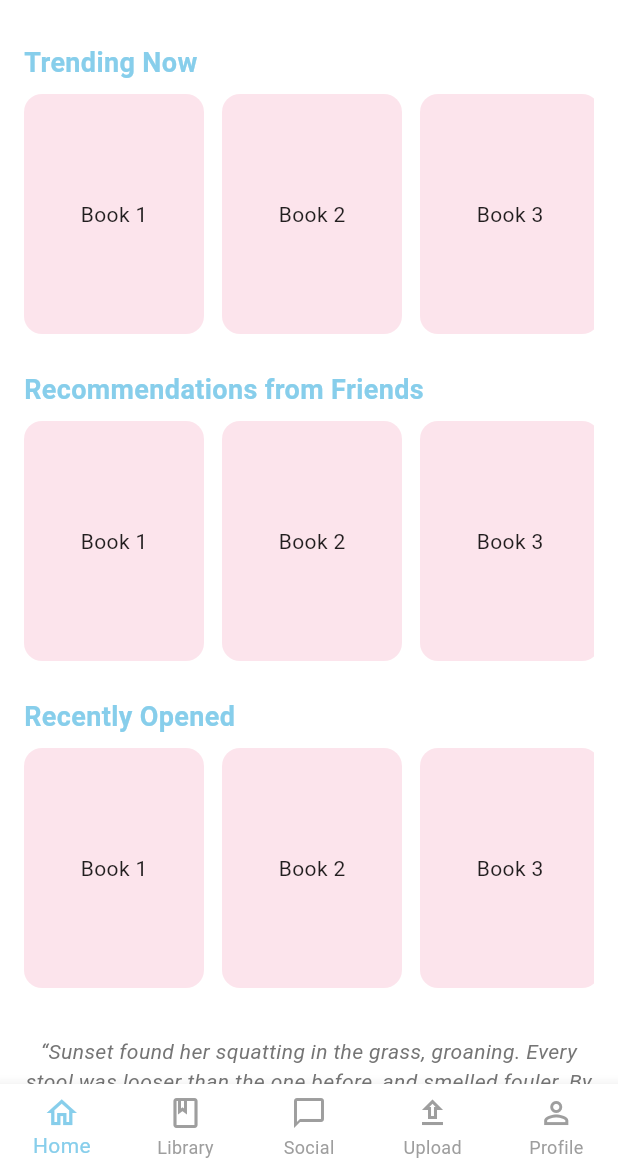
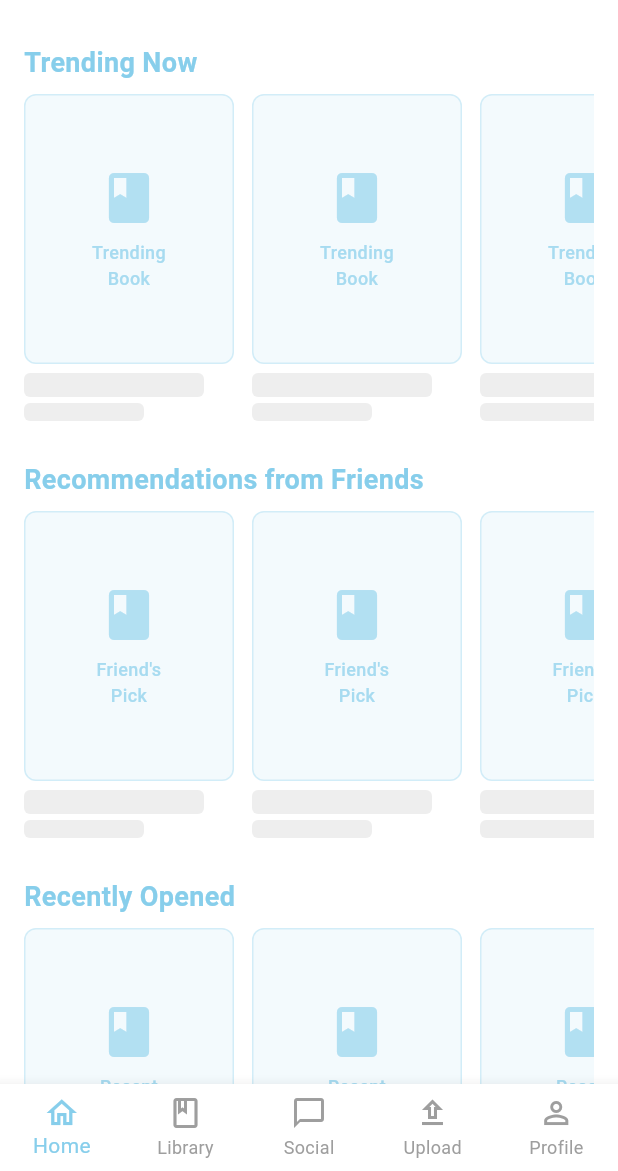
Before and after one commit to deesnutz00/honari, a Flutter app: the DashboardScreen screen opened directly, on a phone screen of 412 x 824 dp, the part 65-1236 px from its top. Run offline on Flutter 3.47's test engine with Material 3 defaults, Android fonts, the light colour scheme and no system bars; our stand-ins replace shared_preferences, supabase_flutter; accounts and stored records are empty; network calls fail.

Commit message:
feat: enhance book details screen and dashboard

```diff
--- a/lib/screens/dashboard_screen.dart
+++ b/lib/screens/dashboard_screen.dart
@@ -3,6 +3,8 @@ import 'profile_screen.dart';
 import 'upload_screen.dart';
 import 'library_screen.dart';
 import 'social_screen.dart';
+import 'book_details.dart';
+import 'package:honari/widgets/book_card.dart';
 
 class DashboardScreen extends StatefulWidget {
   const DashboardScreen({super.key});
@@ -19,7 +21,6 @@ class _DashboardScreenState extends State<DashboardScreen> {
 
   final List<Widget> _screens = [];
 
-  @override
   @override
   void initState() {
     super.initState();
@@ -45,28 +46,18 @@ class _DashboardScreenState extends State<DashboardScreen> {
         crossAxisAlignment: CrossAxisAlignment.start,
         children: [
           _buildSection("Trending Now"),
-          _buildHorizontalList(),
+          _buildPlaceholderList("trending"),
 
           const SizedBox(height: 16),
           _buildSection("Recommendations from Friends"),
-          _buildHorizontalList(),
+          _buildPlaceholderList("recommendations"),
 
           const SizedBox(height: 16),
           _buildSection("Recently Opened"),
-          _buildHorizontalList(),
+          _buildPlaceholderList("recent"),
 
           const SizedBox(height: 32),
-          Center(
-            child: Text(
-              '“Sunset found her squatting in the grass, groaning. Every stool was looser than the one before, and smelled fouler. By the time the moon came up, she was shitting brown water. The more she drank the more she shat, but the more she shat, the thirstier she grew.” \n— George R.R. Martin',
-              textAlign: TextAlign.center,
-              style: TextStyle(
-                color: Colors.grey[600],
-                fontStyle: FontStyle.italic,
-                fontSize: 14,
-              ),
-            ),
-          ),
+          _buildDailyQuote(),
           const SizedBox(height: 24),
         ],
       ),
@@ -87,38 +78,173 @@ class _DashboardScreenState extends State<DashboardScreen> {
     );
   }
 
-  Widget _buildHorizontalList() {
+  Widget _buildPlaceholderList(String type) {
     return SizedBox(
-      height: 160,
-      child: ListView.builder(
+      height: 220,
+      child: ListView(
         scrollDirection: Axis.horizontal,
-        itemCount: 6,
-        itemBuilder: (context, index) {
-          return Container(
-            width: 120,
-            margin: const EdgeInsets.only(right: 12),
-            decoration: BoxDecoration(
-              color: sakuraPink,
-              borderRadius: BorderRadius.circular(12),
-              boxShadow: [
-                BoxShadow(
-                  color: Colors.white,
-                  blurRadius: 8,
-                  offset: const Offset(2, 4),
+        children: List.generate(
+          3,
+          (index) => _buildPlaceholderBookCard(type, index),
         ),
-              ],
       ),
-            child: Center(
-              child: Text(
-                "Book ${index + 1}",
-                style: const TextStyle(color: Colors.black87),
+    );
+  }
+
+  Widget _buildPlaceholderBookCard(String type, int index) {
+    return GestureDetector(
+      onTap: () {
+        // TODO: Replace with actual book data from database when ready
+        // For now, navigate to book details with placeholder data
+        Navigator.push(
+          context,
+          MaterialPageRoute(
+            builder: (_) => BookDetailPage(
+              title: type == "trending"
+                  ? "Trending Book"
+                  : type == "recommendations"
+                  ? "Friend's Pick"
+                  : "Recent Book",
+              author: "Author Name",
+              genre: "Genre",
+              pages: 300,
+              year: 2024,
+              rating: 4.5,
+              reviews: 100,
+              coverUrl:
+                  "", // Empty string will show placeholder in BookDetailPage
             ),
           ),
         );
       },
+      child: Container(
+        width: 140,
+        margin: const EdgeInsets.only(right: 12),
+        child: Column(
+          crossAxisAlignment: CrossAxisAlignment.start,
+          mainAxisSize: MainAxisSize.min,
+          children: [
+            Container(
+              height: 180,
+              width: 140,
+              decoration: BoxDecoration(
+                color: skyBlue.withOpacity(0.1),
+                borderRadius: BorderRadius.circular(8),
+                border: Border.all(color: skyBlue.withOpacity(0.3), width: 1),
+              ),
+              child: Column(
+                mainAxisAlignment: MainAxisAlignment.center,
+                children: [
+                  Icon(Icons.book, size: 40, color: skyBlue.withOpacity(0.6)),
+                  const SizedBox(height: 8),
+                  Text(
+                    type == "trending"
+                        ? "Trending\nBook"
+                        : type == "recommendations"
+                        ? "Friend's\nPick"
+                        : "Recent\nBook",
+                    textAlign: TextAlign.center,
+                    style: TextStyle(
+                      fontSize: 12,
+                      color: skyBlue.withOpacity(0.7),
+                      fontWeight: FontWeight.w500,
+                    ),
+                  ),
+                ],
+              ),
+            ),
+            const SizedBox(height: 6),
+            Container(
+              height: 16,
+              width: 120,
+              decoration: BoxDecoration(
+                color: Colors.grey[200],
+                borderRadius: BorderRadius.circular(4),
+              ),
+            ),
+            const SizedBox(height: 4),
+            Container(
+              height: 12,
+              width: 80,
+              decoration: BoxDecoration(
+                color: Colors.grey[200],
+                borderRadius: BorderRadius.circular(4),
+              ),
+            ),
+          ],
+        ),
       ),
     );
   }
+
+  Widget _buildDailyQuote() {
+    return Container(
+      padding: const EdgeInsets.all(20),
+      decoration: BoxDecoration(
+        color: sakuraPink.withOpacity(0.2),
+        borderRadius: BorderRadius.circular(16),
+        border: Border.all(color: sakuraPink.withOpacity(0.3), width: 1),
+      ),
+      child: Column(
+        children: [
+          Row(
+            mainAxisAlignment: MainAxisAlignment.center,
+            children: [
+              Icon(
+                Icons.format_quote,
+                color: sakuraPink.withOpacity(0.7),
+                size: 24,
+              ),
+              const SizedBox(width: 8),
+              Text(
+                "Daily Quote",
+                style: TextStyle(
+                  color: sakuraPink.withOpacity(0.8),
+                  fontWeight: FontWeight.w600,
+                  fontSize: 16,
+                ),
+              ),
+            ],
+          ),
+          const SizedBox(height: 12),
+          Text(
+            "Replace this with dynamic quotes from your database when ready.",
+            textAlign: TextAlign.center,
+            style: TextStyle(
+              color: Colors.grey[600],
+              fontStyle: FontStyle.italic,
+              fontSize: 14,
+              height: 1.4,
+            ),
+          ),
+          const SizedBox(height: 8),
+          Text(
+            "— Honari",
+            textAlign: TextAlign.center,
+            style: TextStyle(
+              color: sakuraPink.withOpacity(0.7),
+              fontWeight: FontWeight.w500,
+              fontSize: 12,
+            ),
+          ),
+        ],
+      ),
+    );
+  }
+
+  // TODO: Replace this method when you add database functionality
+  // Widget _buildHorizontalList() {
+  //   return SizedBox(
+  //     height: 220,
+  //     child: ListView(
+  //       scrollDirection: Axis.horizontal,
+  //       children: [
+  //         // Replace with dynamic data from your database
+  //         // Example: books.map((book) => BookCard(book: book)).toList()
+  //       ],
+  //     ),
+  //   );
+  // }
 
   @override
   Widget build(BuildContext context) {
@@ -142,11 +268,15 @@ class _DashboardScreenState extends State<DashboardScreen> {
             Row(
               children: [
                 IconButton(
-                  onPressed: () {},
+                  onPressed: () {
+                    // TODO: Implement search functionality
+                  },
                   icon: const Icon(Icons.search, color: Colors.grey),
                 ),
                 IconButton(
-                  onPressed: () {},
+                  onPressed: () {
+                    // TODO: Implement notifications functionality
+                  },
                   icon: const Icon(
                     Icons.notifications_none,
                     color: Colors.grey,
```
Also changed, not shown: lib/screens/book_details.dart (added, +333 -0 lines), lib/widgets/book_card.dart (added, +80 -0 lines). Lines whose indentation alone changed are shown as unchanged.
